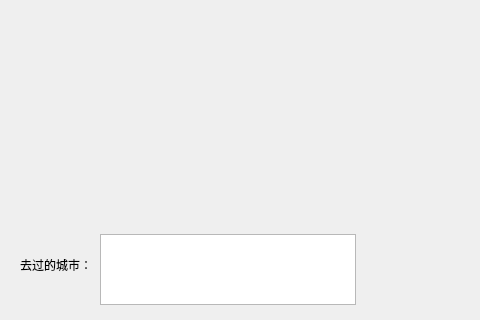
Before: the Qt Designer form lastwindow.ui in CMW845751770/qt-footprint, drawn with Qt 5; both pictures show x 0 to 480 and y 526 to 846 of the 1223 by 846 pixel window.
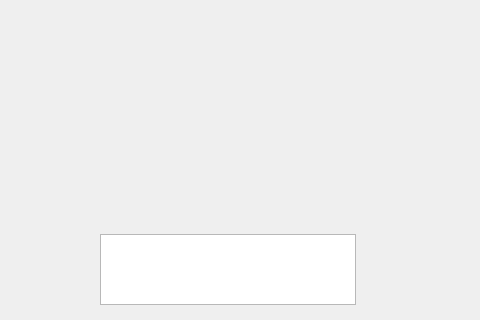
After: the same form once the commit is applied.

Patch:
```diff
--- a/lastwindow.ui
+++ b/lastwindow.ui
@@ -22,18 +22,8 @@
      <height>71</height>
     </rect>
    </property>
-  </widget>
-  <widget class="QLabel" name="label">
-   <property name="geometry">
-    <rect>
-     <x>20</x>
-     <y>780</y>
-     <width>71</width>
-     <height>21</height>
-    </rect>
-   </property>
-   <property name="text">
-    <string>去过的城市：</string>
+   <property name="styleSheet">
+    <string notr="true">font: 87 9pt &quot;Arial&quot;;</string>
    </property>
   </widget>
   <widget class="QLabel" name="label_cq">
```
Left out of the diff: 1 changed line with no effect on the pictures.
